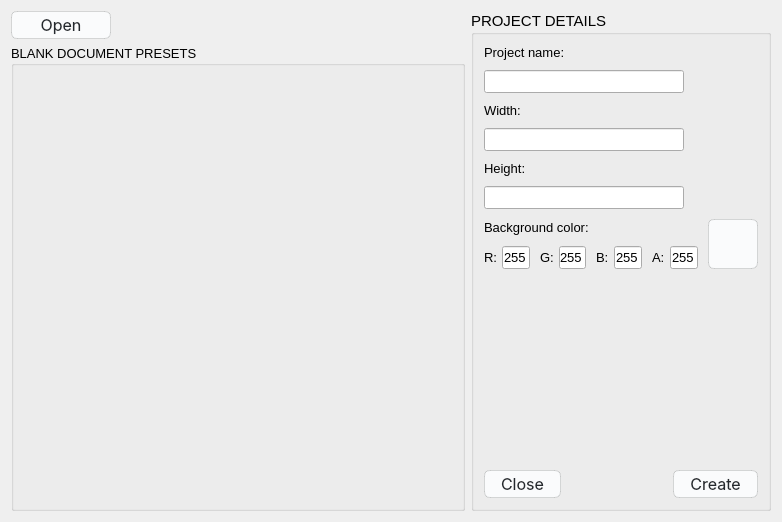
This is photo_editor/start_dialog.ui in SevaMisiul/photo_editor as Qt 5 draws it before an edit. The edited form follows.
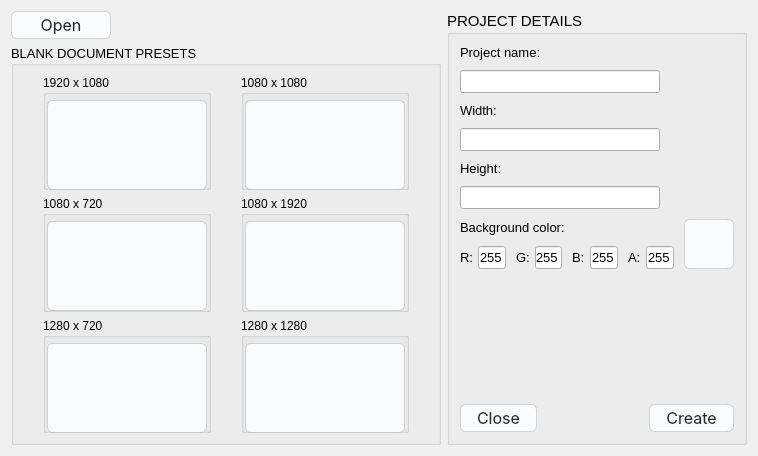
This is the edited form. Icons and pictures are not drawn.

Diff of the .ui file:
```diff
--- a/photo_editor/start_dialog.ui
+++ b/photo_editor/start_dialog.ui
@@ -6,8 +6,8 @@
    <rect>
     <x>0</x>
     <y>0</y>
-    <width>782</width>
-    <height>522</height>
+    <width>758</width>
+    <height>456</height>
    </rect>
   </property>
   <property name="windowTitle">
@@ -78,6 +78,503 @@
        <property name="title">
         <string>BLANK DOCUMENT PRESETS</string>
        </property>
+       <layout class="QVBoxLayout" name="verticalLayout_7">
+        <item>
+         <layout class="QHBoxLayout" name="horizontalLayout_11">
+          <property name="spacing">
+           <number>30</number>
+          </property>
+          <property name="leftMargin">
+           <number>20</number>
+          </property>
+          <property name="rightMargin">
+           <number>20</number>
+          </property>
+          <item>
+           <widget class="QGroupBox" name="gb1920_1080">
+            <property name="maximumSize">
+             <size>
+              <width>16777215</width>
+              <height>16777215</height>
+             </size>
+            </property>
+            <property name="styleSheet">
+             <string notr="true">QGroupBox {
+	border: 0px;
+};</string>
+            </property>
+            <property name="title">
+             <string>1920 x 1080</string>
+            </property>
+            <layout class="QHBoxLayout" name="horizontalLayout_15">
+             <property name="spacing">
+              <number>0</number>
+             </property>
+             <property name="leftMargin">
+              <number>0</number>
+             </property>
+             <property name="topMargin">
+              <number>0</number>
+             </property>
+             <property name="rightMargin">
+              <number>0</number>
+             </property>
+             <property name="bottomMargin">
+              <number>0</number>
+             </property>
+             <item>
+              <widget class="QPushButton" name="btn1920_1080">
+               <property name="minimumSize">
+                <size>
+                 <width>160</width>
+                 <height>90</height>
+                </size>
+               </property>
+               <property name="maximumSize">
+                <size>
+                 <width>133</width>
+                 <height>82</height>
+                </size>
+               </property>
+               <property name="styleSheet">
+                <string notr="true">QPushButton {
+  background-color: #FAFBFC;
+  border: 1px solid rgba(27, 31, 35, 0.15);
+  border-radius: 6px;
+  color: #24292E;
+  font-family:  -apple-system, system-ui, &quot;Segoe UI&quot;, Helvetica, Arial, sans-serif, &quot;Apple Color Emoji&quot;, &quot;Segoe UI Emoji&quot;;
+  font-size: 16px;
+  line-height: 18px;
+  padding: 3px 16px;
+}</string>
+               </property>
+               <property name="text">
+                <string/>
+               </property>
+               <property name="icon">
+                <iconset resource="resource.qrc">
+                 <normaloff>:/res/resources/template.png</normaloff>:/res/resources/template.png</iconset>
+               </property>
+               <property name="iconSize">
+                <size>
+                 <width>150</width>
+                 <height>88</height>
+                </size>
+               </property>
+              </widget>
+             </item>
+            </layout>
+           </widget>
+          </item>
+          <item>
+           <widget class="QGroupBox" name="gb1080_1080">
+            <property name="maximumSize">
+             <size>
+              <width>16777215</width>
+              <height>16777215</height>
+             </size>
+            </property>
+            <property name="styleSheet">
+             <string notr="true">QGroupBox {
+	border: 0px;
+};</string>
+            </property>
+            <property name="title">
+             <string>1080 x 1080</string>
+            </property>
+            <layout class="QHBoxLayout" name="horizontalLayout_17">
+             <property name="spacing">
+              <number>0</number>
+             </property>
+             <property name="leftMargin">
+              <number>0</number>
+             </property>
+             <property name="topMargin">
+              <number>0</number>
+             </property>
+             <property name="rightMargin">
+              <number>0</number>
+             </property>
+             <property name="bottomMargin">
+              <number>0</number>
+             </property>
+             <item>
+              <widget class="QPushButton" name="btn1080_1080">
+               <property name="minimumSize">
+                <size>
+                 <width>160</width>
+                 <height>90</height>
+                </size>
+               </property>
+               <property name="maximumSize">
+                <size>
+                 <width>133</width>
+                 <height>82</height>
+                </size>
+               </property>
+               <property name="styleSheet">
+                <string notr="true">QPushButton {
+  background-color: #FAFBFC;
+  border: 1px solid rgba(27, 31, 35, 0.15);
+  border-radius: 6px;
+  color: #24292E;
+  font-family:  -apple-system, system-ui, &quot;Segoe UI&quot;, Helvetica, Arial, sans-serif, &quot;Apple Color Emoji&quot;, &quot;Segoe UI Emoji&quot;;
+  font-size: 16px;
+  line-height: 18px;
+  padding: 3px 16px;
+}</string>
+               </property>
+               <property name="text">
+                <string/>
+               </property>
+               <property name="icon">
+                <iconset resource="resource.qrc">
+                 <normaloff>:/res/resources/template.png</normaloff>:/res/resources/template.png</iconset>
+               </property>
+               <property name="iconSize">
+                <size>
+                 <width>150</width>
+                 <height>88</height>
+                </size>
+               </property>
+              </widget>
+             </item>
+            </layout>
+           </widget>
+          </item>
+         </layout>
+        </item>
+        <item>
+         <layout class="QHBoxLayout" name="horizontalLayout_10">
+          <property name="spacing">
+           <number>30</number>
+          </property>
+          <property name="leftMargin">
+           <number>20</number>
+          </property>
+          <property name="rightMargin">
+           <number>20</number>
+          </property>
+          <item>
+           <widget class="QGroupBox" name="gb1080_720">
+            <property name="maximumSize">
+             <size>
+              <width>16777215</width>
+              <height>16777215</height>
+             </size>
+            </property>
+            <property name="styleSheet">
+             <string notr="true">QGroupBox {
+	border: 0px;
+};</string>
+            </property>
+            <property name="title">
+             <string>1080 x 720</string>
+            </property>
+            <layout class="QHBoxLayout" name="horizontalLayout_20">
+             <property name="spacing">
+              <number>0</number>
+             </property>
+             <property name="leftMargin">
+              <number>0</number>
+             </property>
+             <property name="topMargin">
+              <number>0</number>
+             </property>
+             <property name="rightMargin">
+              <number>0</number>
+             </property>
+             <property name="bottomMargin">
+              <number>0</number>
+             </property>
+             <item>
+              <widget class="QPushButton" name="btn1080_720">
+               <property name="minimumSize">
+                <size>
+                 <width>160</width>
+                 <height>90</height>
+                </size>
+               </property>
+               <property name="maximumSize">
+                <size>
+                 <width>133</width>
+                 <height>82</height>
+                </size>
+               </property>
+               <property name="styleSheet">
+                <string notr="true">QPushButton {
+  background-color: #FAFBFC;
+  border: 1px solid rgba(27, 31, 35, 0.15);
+  border-radius: 6px;
+  color: #24292E;
+  font-family:  -apple-system, system-ui, &quot;Segoe UI&quot;, Helvetica, Arial, sans-serif, &quot;Apple Color Emoji&quot;, &quot;Segoe UI Emoji&quot;;
+  font-size: 16px;
+  line-height: 18px;
+  padding: 3px 16px;
+}</string>
+               </property>
+               <property name="text">
+                <string/>
+               </property>
+               <property name="icon">
+                <iconset resource="resource.qrc">
+                 <normaloff>:/res/resources/template.png</normaloff>:/res/resources/template.png</iconset>
+               </property>
+               <property name="iconSize">
+                <size>
+                 <width>150</width>
+                 <height>88</height>
+                </size>
+               </property>
+              </widget>
+             </item>
+            </layout>
+           </widget>
+          </item>
+          <item>
+           <widget class="QGroupBox" name="gb1080_1920">
+            <property name="maximumSize">
+             <size>
+              <width>16777215</width>
+              <height>16777215</height>
+             </size>
+            </property>
+            <property name="styleSheet">
+             <string notr="true">QGroupBox {
+	border: 0px;
+};</string>
+            </property>
+            <property name="title">
+             <string>1080 x 1920</string>
+            </property>
+            <layout class="QHBoxLayout" name="horizontalLayout_19">
+             <property name="spacing">
+              <number>0</number>
+             </property>
+             <property name="leftMargin">
+              <number>0</number>
+             </property>
+             <property name="topMargin">
+              <number>0</number>
+             </property>
+             <property name="rightMargin">
+              <number>0</number>
+             </property>
+             <property name="bottomMargin">
+              <number>0</number>
+             </property>
+             <item>
+              <widget class="QPushButton" name="btn1080_1920">
+               <property name="minimumSize">
+                <size>
+                 <width>160</width>
+                 <height>90</height>
+                </size>
+               </property>
+               <property name="maximumSize">
+                <size>
+                 <width>133</width>
+                 <height>82</height>
+                </size>
+               </property>
+               <property name="styleSheet">
+                <string notr="true">QPushButton {
+  background-color: #FAFBFC;
+  border: 1px solid rgba(27, 31, 35, 0.15);
+  border-radius: 6px;
+  color: #24292E;
+  font-family:  -apple-system, system-ui, &quot;Segoe UI&quot;, Helvetica, Arial, sans-serif, &quot;Apple Color Emoji&quot;, &quot;Segoe UI Emoji&quot;;
+  font-size: 16px;
+  line-height: 18px;
+  padding: 3px 16px;
+}</string>
+               </property>
+               <property name="text">
+                <string/>
+               </property>
+               <property name="icon">
+                <iconset resource="resource.qrc">
+                 <normaloff>:/res/resources/template.png</normaloff>:/res/resources/template.png</iconset>
+               </property>
+               <property name="iconSize">
+                <size>
+                 <width>150</width>
+                 <height>88</height>
+                </size>
+               </property>
+              </widget>
+             </item>
+            </layout>
+           </widget>
+          </item>
+         </layout>
+        </item>
+        <item>
+         <layout class="QHBoxLayout" name="horizontalLayout_9">
+          <property name="spacing">
+           <number>30</number>
+          </property>
+          <property name="leftMargin">
+           <number>20</number>
+          </property>
+          <property name="rightMargin">
+           <number>20</number>
+          </property>
+          <item>
+           <widget class="QGroupBox" name="gb1280_720">
+            <property name="maximumSize">
+             <size>
+              <width>16777215</width>
+              <height>16777215</height>
+             </size>
+            </property>
+            <property name="styleSheet">
+             <string notr="true">QGroupBox {
+	border: 0px;
+};</string>
+            </property>
+            <property name="title">
+             <string>1280 x 720</string>
+            </property>
+            <layout class="QHBoxLayout" name="horizontalLayout_18">
+             <property name="spacing">
+              <number>0</number>
+             </property>
+             <property name="leftMargin">
+              <number>0</number>
+             </property>
+             <property name="topMargin">
+              <number>0</number>
+             </property>
+             <property name="rightMargin">
+              <number>0</number>
+             </property>
+             <property name="bottomMargin">
+              <number>0</number>
+             </property>
+             <item>
+              <widget class="QPushButton" name="btn1280_720">
+               <property name="minimumSize">
+                <size>
+                 <width>160</width>
+                 <height>90</height>
+                </size>
+               </property>
+               <property name="maximumSize">
+                <size>
+                 <width>133</width>
+                 <height>82</height>
+                </size>
+               </property>
+               <property name="styleSheet">
+                <string notr="true">QPushButton {
+  background-color: #FAFBFC;
+  border: 1px solid rgba(27, 31, 35, 0.15);
+  border-radius: 6px;
+  color: #24292E;
+  font-family:  -apple-system, system-ui, &quot;Segoe UI&quot;, Helvetica, Arial, sans-serif, &quot;Apple Color Emoji&quot;, &quot;Segoe UI Emoji&quot;;
+  font-size: 16px;
+  line-height: 18px;
+  padding: 3px 16px;
+}</string>
+               </property>
+               <property name="text">
+                <string/>
+               </property>
+               <property name="icon">
+                <iconset resource="resource.qrc">
+                 <normaloff>:/res/resources/template.png</normaloff>:/res/resources/template.png</iconset>
+               </property>
+               <property name="iconSize">
+                <size>
+                 <width>150</width>
+                 <height>88</height>
+                </size>
+               </property>
+              </widget>
+             </item>
+            </layout>
+           </widget>
+          </item>
+          <item>
+           <widget class="QGroupBox" name="gb1280_1280">
+            <property name="maximumSize">
+             <size>
+              <width>16777215</width>
+              <height>16777215</height>
+             </size>
+            </property>
+            <property name="styleSheet">
+             <string notr="true">QGroupBox {
+	border: 0px;
+};</string>
+            </property>
+            <property name="title">
+             <string>1280 x 1280</string>
+            </property>
+            <layout class="QHBoxLayout" name="horizontalLayout_21">
+             <property name="spacing">
+              <number>0</number>
+             </property>
+             <property name="leftMargin">
+              <number>0</number>
+             </property>
+             <property name="topMargin">
+              <number>0</number>
+             </property>
+             <property name="rightMargin">
+              <number>0</number>
+             </property>
+             <property name="bottomMargin">
+              <number>0</number>
+             </property>
+             <item>
+              <widget class="QPushButton" name="btn1280_1280">
+               <property name="minimumSize">
+                <size>
+                 <width>160</width>
+                 <height>90</height>
+                </size>
+               </property>
+               <property name="maximumSize">
+                <size>
+                 <width>133</width>
+                 <height>82</height>
+                </size>
+               </property>
+               <property name="styleSheet">
+                <string notr="true">QPushButton {
+  background-color: #FAFBFC;
+  border: 1px solid rgba(27, 31, 35, 0.15);
+  border-radius: 6px;
+  color: #24292E;
+  font-family:  -apple-system, system-ui, &quot;Segoe UI&quot;, Helvetica, Arial, sans-serif, &quot;Apple Color Emoji&quot;, &quot;Segoe UI Emoji&quot;;
+  font-size: 16px;
+  line-height: 18px;
+  padding: 3px 16px;
+}</string>
+               </property>
+               <property name="text">
+                <string/>
+               </property>
+               <property name="icon">
+                <iconset resource="resource.qrc">
+                 <normaloff>:/res/resources/template.png</normaloff>:/res/resources/template.png</iconset>
+               </property>
+               <property name="iconSize">
+                <size>
+                 <width>150</width>
+                 <height>88</height>
+                </size>
+               </property>
+              </widget>
+             </item>
+            </layout>
+           </widget>
+          </item>
+         </layout>
+        </item>
+       </layout>
       </widget>
      </item>
     </layout>
```
Left out of the diff: 6 changed lines with no effect on the pictures.
